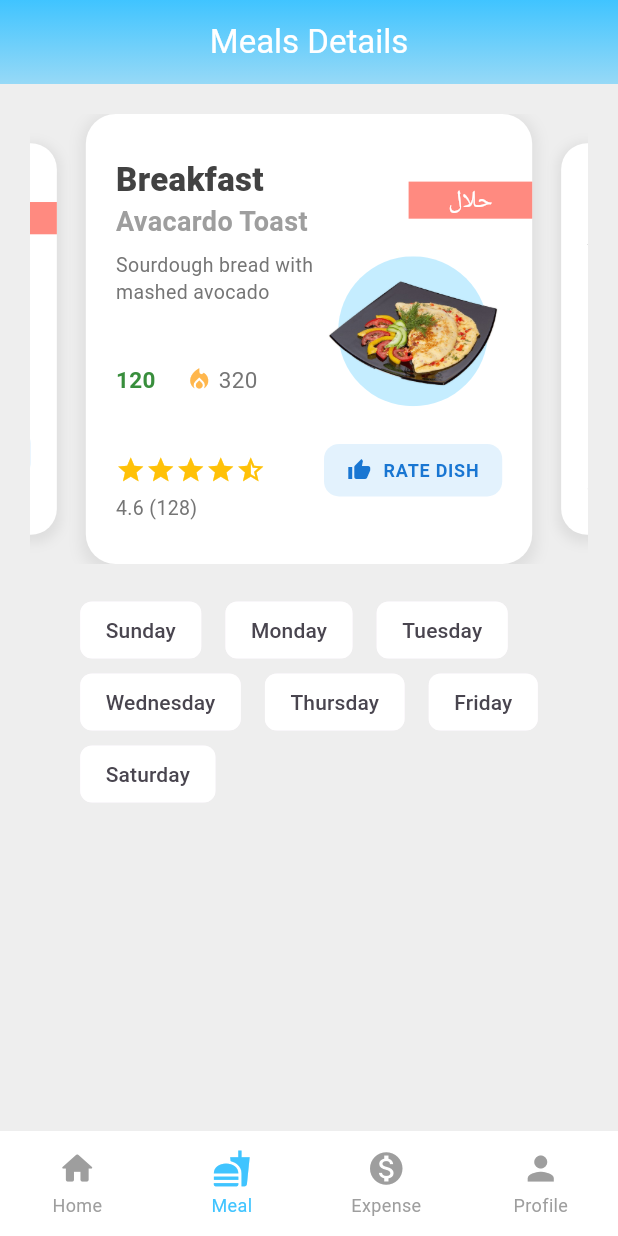
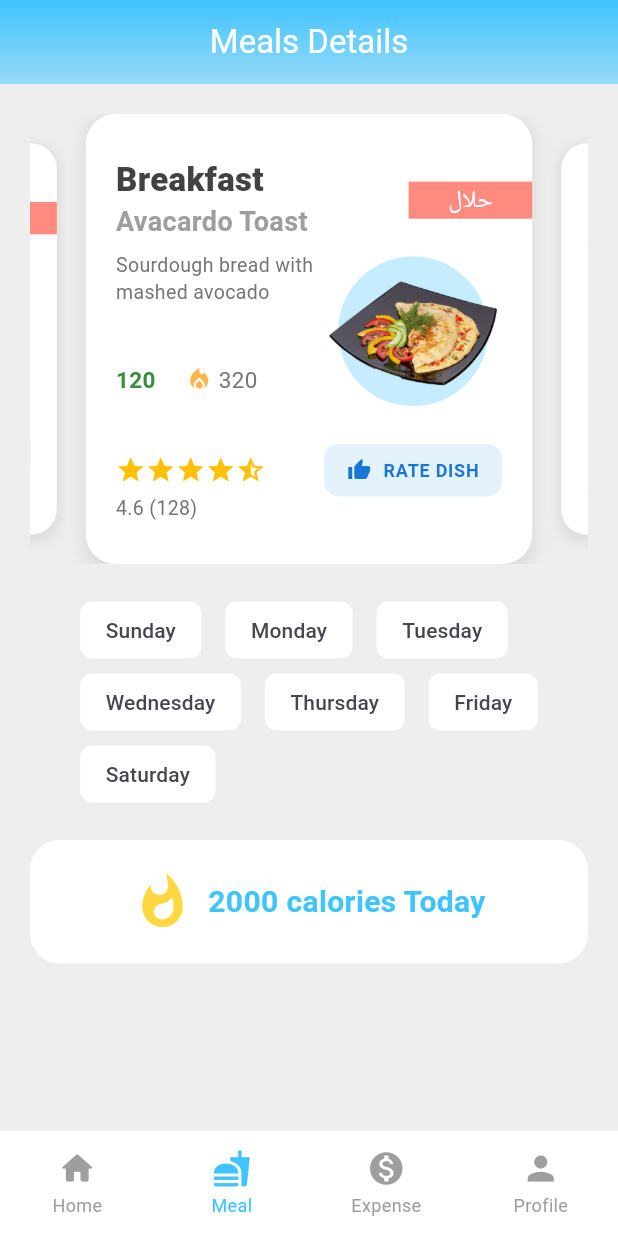
Before and after one commit to Danish9111/mess, a Flutter app: the screen it shows once a user with an empty profile is signed in, item 2 of the bottom bar chosen, on a phone screen of 412 x 824 dp. Run offline on Flutter 3.47's test engine with Material 3 defaults, Android fonts, the phone set to English and light mode, and no system bars; drawn by our look-alikes of carousel_slider, persistent_bottom_nav_bar; our stand-ins replace cloud_firestore, firebase_auth, firebase_core, flutter_rating_bar, flutter_riverpod, google_fonts and 3 more; accounts and stored records are empty; Roboto replaces fonts that are missing (NotoNastaliqUrdu).

Commit message:
customized meal_screen v2

```diff
--- a/lib/screens/meal_screen/main_meal.dart
+++ b/lib/screens/meal_screen/main_meal.dart
@@ -47,8 +47,9 @@ class _MealScreenState extends State<MealScreen> {
         clipBehavior: Clip.none,
         child: Padding(
           padding: const EdgeInsets.all(20),
-          child:
-              Column(crossAxisAlignment: CrossAxisAlignment.center, children: [
+          child: Column(
+            crossAxisAlignment: CrossAxisAlignment.center,
+            children: [
               // 🔹 Day Selector (Chips)
 
               // 🔹 Carousel
@@ -120,7 +121,10 @@ class _MealScreenState extends State<MealScreen> {
                   );
                 }).toList(),
               ),
-          ]),
+              const SizedBox(height: 20),
+              caloriCounter(screenHeight, screenWidth),
+            ],
+          ),
         ),
       ),
     );
```
Lines whose indentation alone changed are shown as unchanged.
